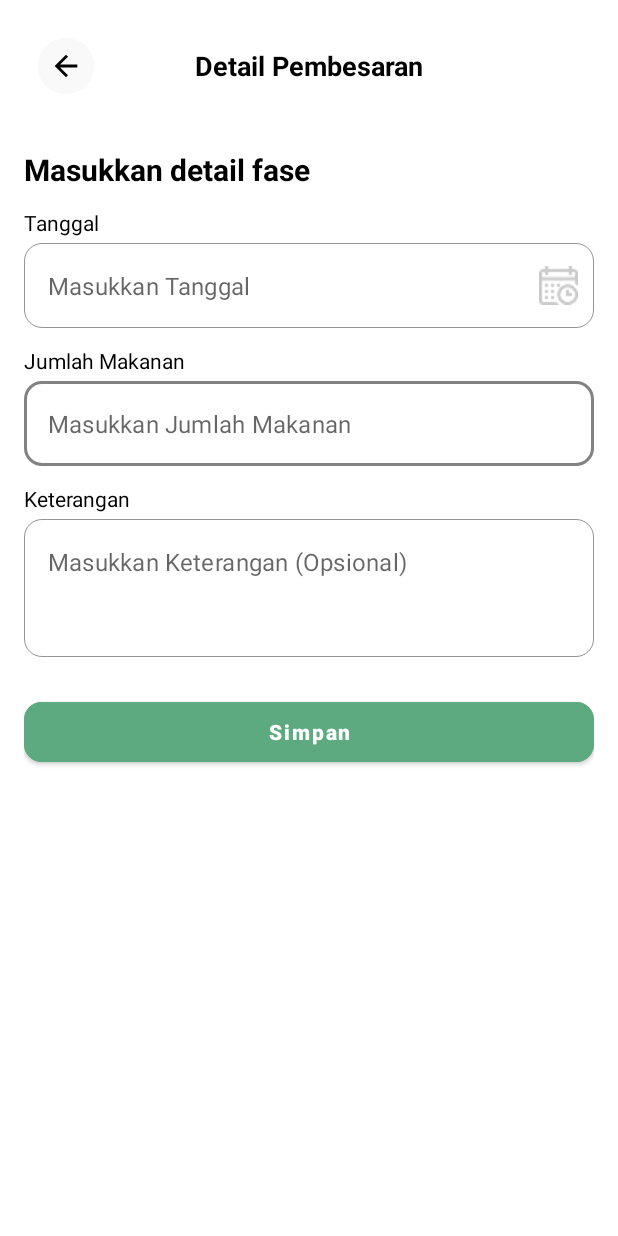
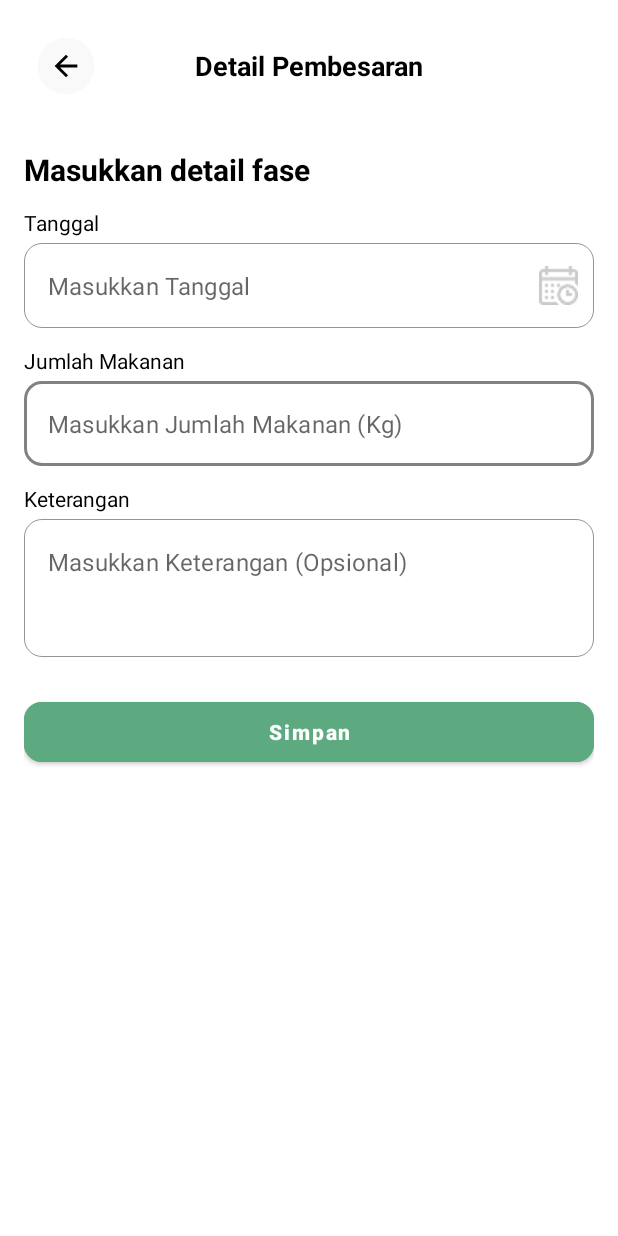
Before and after one commit to Haikalimanf/WeGot, an Android app: the TambahFaseActivity screen opened directly, with no data from a screen before it, on a phone screen of 412 x 824 dp. Run offline under Robolectric (Android 15) with nearby library versions, the phone set to English and light mode, and no system bars; our stand-ins replace Dagger/Hilt's generated code.

Commit message:
feat: update hint for food quantity input to specify unit (Kg)

```diff
--- a/app/src/main/res/layout/activity_tambah_fase.xml
+++ b/app/src/main/res/layout/activity_tambah_fase.xml
@@ -107,7 +107,7 @@
         <com.google.android.material.textfield.TextInputEditText
             android:id="@+id/inputJumlahMakanan"
             android:layout_width="match_parent"
-            android:hint="Masukkan Jumlah Makanan"
+            android:hint="Masukkan Jumlah Makanan (Kg)"
             android:layout_height="wrap_content"
             android:focusable="true"
             android:clickable="true"
```
